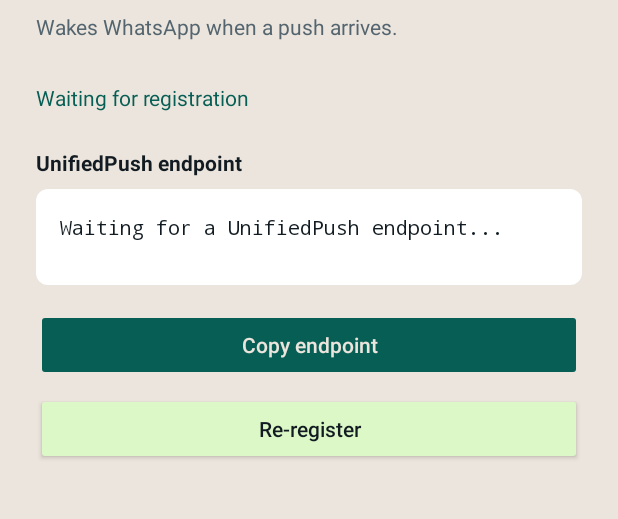
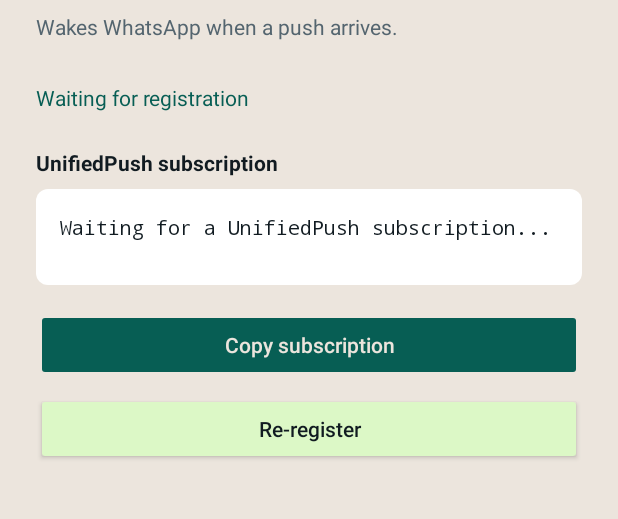
Before and after one commit to sheepymeh/whatsapp-unifiedpush, an Android app: the screen it shows after launch (MainActivity), on a phone screen of 412 x 824 dp, the part 109-628 px from its top. Run offline under Robolectric (Android 15) with nearby library versions, the phone set to English and light mode, and no system bars; libraries missing offline, so code that uses them is left out: org.unifiedpush.android; 5 statements that could not run were skipped.

Commit message:
[release 0.2.0] Send wake as RFC 8291 encrypted Web Push
Breaking: the wake is now an encrypted Web Push message, as UnifiedPush
requires, so the server needs the app's subscription instead of a bare URL.

To upgrade:
1. Install the new app and open it.
2. Tap "Copy subscription" (JSON with the endpoint and Web Push keys).
3. On the server, replace PUSH_ENDPOINT with
   PUSH_SUBSCRIPTION='<copied JSON>' and restart.

The distributor must support UnifiedPush 3.0 (e.g. ntfy). If the app
registration is reset, copy the new subscription again.

Also: release notes now come from the release commit body, the server
build is reproducible (go.sum committed), and CI runs go vet and
go mod tidy checks.

Co-Authored-By: Claude Sonnet 5.5 <noreply@anthropic.com>
Claude-Session: https://claude.ai/code/session_0158pDL1s4MiYGJkroEx9v9v

```diff
--- a/app/src/main/java/io/github/sheepymeh/whatsappunifiedpush/MainActivity.kt
+++ b/app/src/main/java/io/github/sheepymeh/whatsappunifiedpush/MainActivity.kt
@@ -35,13 +35,13 @@ class MainActivity : Activity() {
         copyButton.setOnClickListener {
             val endpoint = preferences.getString(Wake.ENDPOINT_KEY, null) ?: return@setOnClickListener
             val clipboard = getSystemService(Context.CLIPBOARD_SERVICE) as ClipboardManager
-            val clip = ClipData.newPlainText("UnifiedPush endpoint", endpoint)
+            val clip = ClipData.newPlainText("UnifiedPush subscription", endpoint)
             clip.description.extras = PersistableBundle().apply {
                 putBoolean("android.content.extra.IS_SENSITIVE", true)
             }
             clipboard.setPrimaryClip(clip)
             if (Build.VERSION.SDK_INT < Build.VERSION_CODES.TIRAMISU) {
-                Toast.makeText(this, "Endpoint copied", Toast.LENGTH_SHORT).show()
+                Toast.makeText(this, "Subscription copied", Toast.LENGTH_SHORT).show()
             }
         }
 
@@ -83,7 +83,7 @@ class MainActivity : Activity() {
 
     private fun showEndpoint() {
         val endpoint = preferences.getString(Wake.ENDPOINT_KEY, null)
-        endpointView.text = endpoint ?: "Waiting for a UnifiedPush endpoint..."
+        endpointView.text = endpoint ?: "Waiting for a UnifiedPush subscription..."
         copyButton.isEnabled = endpoint != null
         val distributor = runCatching { UnifiedPush.getSavedDistributor(this) }.getOrNull()
         val available = runCatching {
@@ -93,7 +93,7 @@ class MainActivity : Activity() {
             distributor == null -> "Choose a push distributor"
             !available -> "Distributor unavailable"
             endpoint == null -> "Waiting for registration"
-            else -> "Endpoint saved"
+            else -> "Subscription saved"
         }
     }
 }
--- a/app/src/main/res/layout/activity_main.xml
+++ b/app/src/main/res/layout/activity_main.xml
@@ -33,7 +33,7 @@
         <TextView
             style="@style/FullWidth"
             android:layout_marginTop="24dp"
-            android:text="UnifiedPush endpoint"
+            android:text="UnifiedPush subscription"
             android:textColor="@color/text"
             android:textStyle="bold" />
 
@@ -44,7 +44,7 @@
             android:background="@drawable/bg_endpoint"
             android:minHeight="64dp"
             android:padding="16dp"
-            android:text="Waiting for a UnifiedPush endpoint..."
+            android:text="Waiting for a UnifiedPush subscription..."
             android:textColor="@color/text"
             android:fontFamily="monospace"
             android:textSize="13sp"
@@ -55,7 +55,7 @@
             style="@style/FullWidth"
             android:layout_marginTop="16dp"
             android:backgroundTint="@color/accent"
-            android:text="Copy endpoint"
+            android:text="Copy subscription"
             android:textAllCaps="false"
             android:textColor="@color/base" />
 
```
Also changed, not shown: app/src/main/java/io/github/sheepymeh/whatsappunifiedpush/WakePushService.kt (+15 -4 lines), 9 other files.
